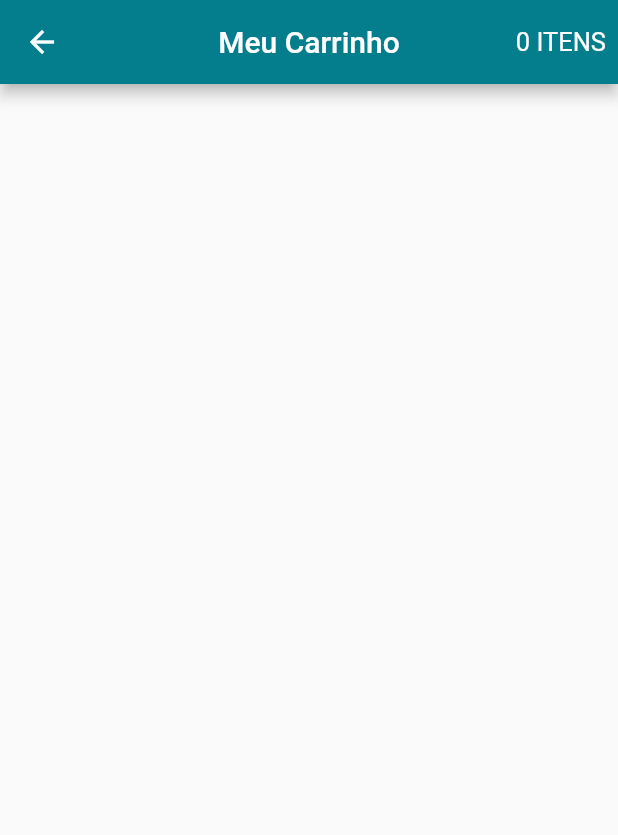
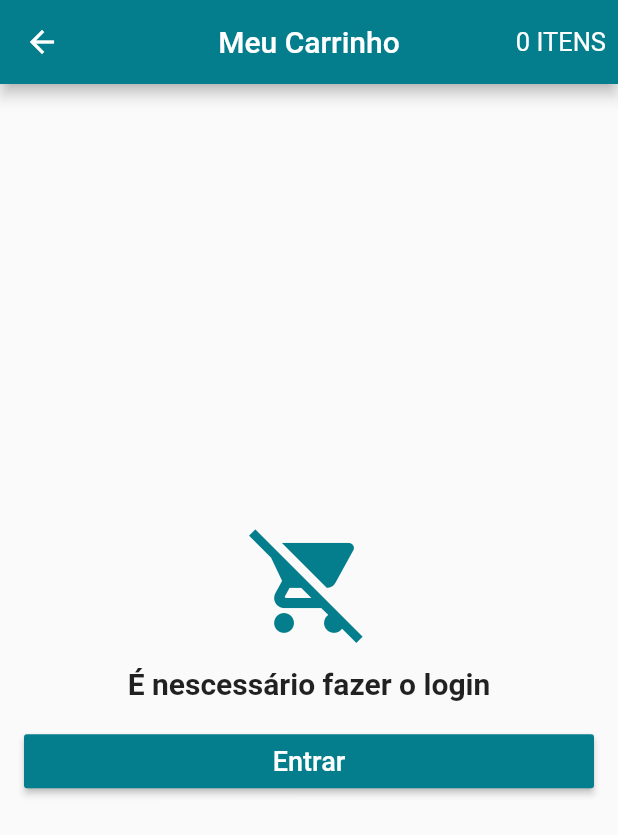
Before and after one commit to jaferdaltro/LojaVirtual, a Flutter app: the CartScreen screen opened directly, on a phone screen of 412 x 824 dp. Shown: the top 835 px of the screen. Run offline on Flutter 3.47's test engine with Material 2 defaults, Android fonts, the phone set to English and light mode, and no system bars; our stand-ins replace carousel_pro, cloud_firestore, firebase_auth, transparent_image; accounts and stored records are empty.

```diff
--- a/lib/screens/cart_screen.dart
+++ b/lib/screens/cart_screen.dart
@@ -1,5 +1,9 @@
 import 'package:flutter/material.dart';
 import 'package:loja_virtual/model/cart_model.dart';
+import 'package:loja_virtual/model/user_model.dart';
+import 'package:loja_virtual/screens/login_screen.dart';
+import 'package:loja_virtual/tiles/cart_tile.dart';
+import 'package:loja_virtual/widgets/discount_card.dart';
 import 'package:scoped_model/scoped_model.dart';
 
 class CartScreen extends StatelessWidget {
@@ -11,20 +15,95 @@ class CartScreen extends StatelessWidget {
         centerTitle: true,
         actions: <Widget>[
           ScopedModelDescendant<CartModel>(
-            builder: (context, child, model){
+            builder: (context, child, model) {
               int p = model.products.length;
               return Container(
-                alignment: Alignment.center,
-                padding: EdgeInsets.only(right: 8.0),
+                  alignment: Alignment.center,
+                  padding: EdgeInsets.only(right: 8.0),
                   child: Text(
-                      "${p ?? 0} ${p == 1 ? "ITEM": "ITENS"}",
+                    "${p ?? 0} ${p == 1 ? "ITEM" : "ITENS"}",
                     style: TextStyle(fontSize: 17.0),
-                  )
-              );
+                  ));
             },
           )
         ],
       ),
+      body: ScopedModelDescendant<CartModel>(
+        builder: (context, child, model) {
+
+          if (model.isLoading && UserModel.of(context).isLoggedIn()) {
+            return Center(
+              child: CircularProgressIndicator(),
+            );
+
+          } else if (!UserModel.of(context).isLoggedIn()) {
+            return Container(
+              padding: EdgeInsets.all(16.0),
+              child: Column(
+                crossAxisAlignment: CrossAxisAlignment.stretch,
+                mainAxisAlignment: MainAxisAlignment.center,
+                children: <Widget>[
+                  Icon(
+                    Icons.remove_shopping_cart,
+                    size: 80.0,
+                    color: Theme.of(context).primaryColor,
+                  ),
+                  SizedBox(
+                    height: 16.0,
+                  ),
+                  Text(
+                    "É nescessário fazer o login",
+                    style:
+                        TextStyle(fontSize: 20.0, fontWeight: FontWeight.bold),
+                    textAlign: TextAlign.center,
+                  ),
+                  SizedBox(
+                    height: 16.0,
+                  ),
+                  RaisedButton(
+                    child: Text(
+                      "Entrar",
+                      style: TextStyle(
+                        fontSize: 18.0,
+                      ),
+                    ),
+                    textColor: Colors.white,
+                    color: Theme.of(context).primaryColor,
+                    onPressed: () {
+                      Navigator.of(context).push(MaterialPageRoute(
+                          builder: (context) => LoginScreen()));
+                    },
+                  )
+                ],
+              ),
+            );
+
+          } else if (model.products.isEmpty && UserModel.of(context).isLoggedIn()) {
+            return Center(
+              child: Text(
+                "O carrinho está vazio !",
+                style: TextStyle(fontSize: 20, fontWeight: FontWeight.bold),
+                textAlign: TextAlign.center,
+              ),
+            );
+
+
+          } else {
+            return ListView(
+              children: <Widget>[
+                Column(
+                  children: model.products.map(
+                      (product){
+                        return CartTile(product);
+                      }
+                  ).toList(),
+                ),
+                DiscountCard(),
+              ],
+            );
+          }
+        },
+      ),
     );
   }
 }
```
Also changed, not shown: lib/model/cart_model.dart (+67 -11 lines), lib/tiles/cart_tile.dart (added, +109 -0 lines), lib/widgets/discount_card.dart (added, +52 -0 lines).
